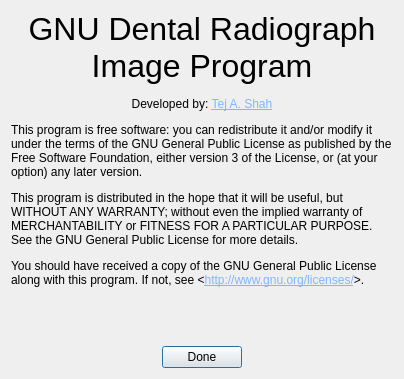
First picture: the form in aboutdialog.ui, repository DesiOtaku/gdrip, before the edit.
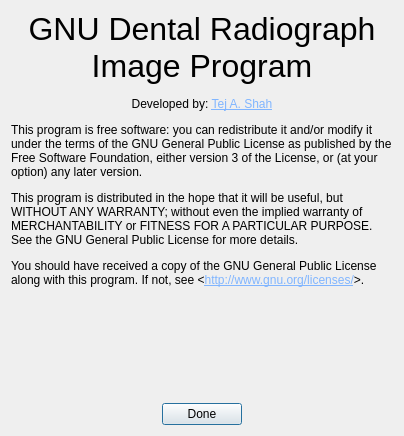
Second picture: the form after the edit.

```diff
--- a/aboutdialog.ui
+++ b/aboutdialog.ui
@@ -7,7 +7,7 @@
     <x>0</x>
     <y>0</y>
     <width>404</width>
-    <height>379</height>
+    <height>436</height>
    </rect>
   </property>
   <property name="windowTitle">
```
